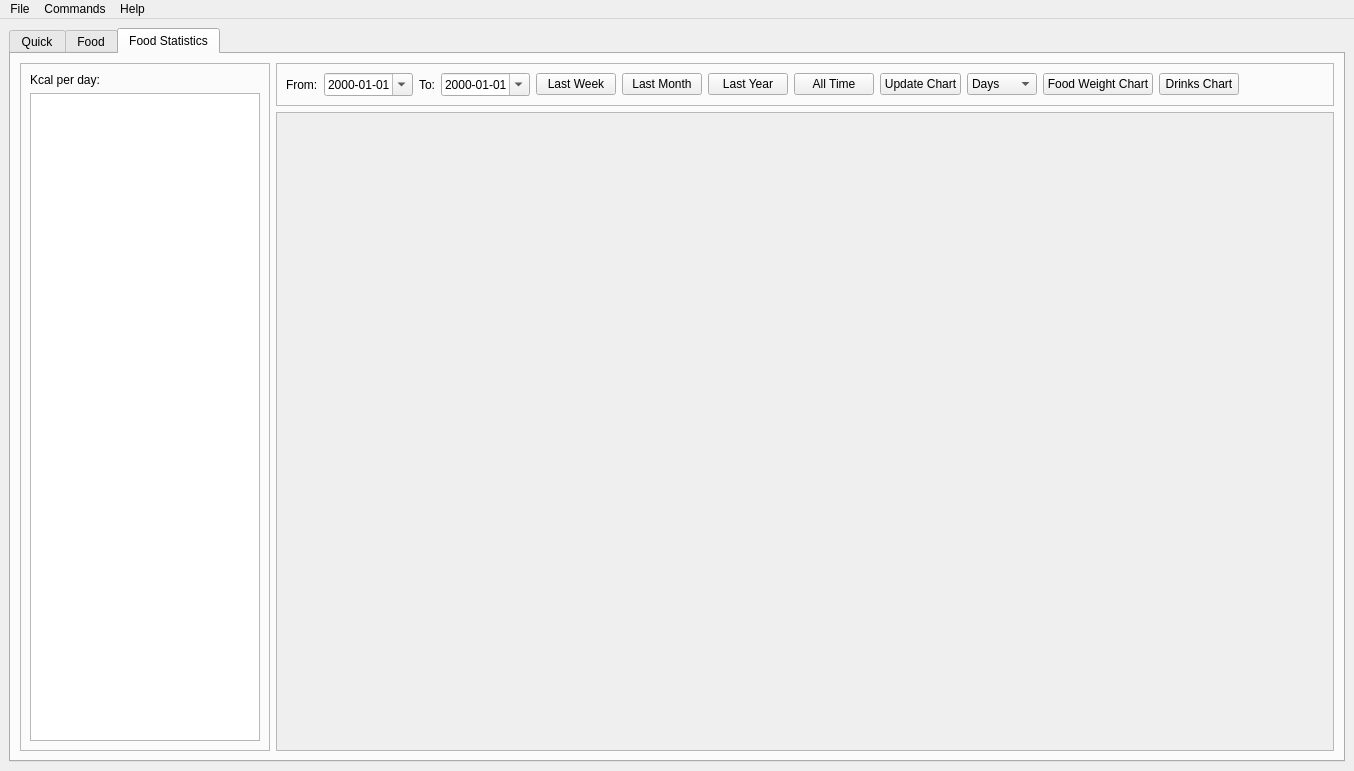
First picture: the form in src/harrix_swiss_knife/apps/food/window.ui, repository Harrix/harrix-swiss-knife, before the edit.
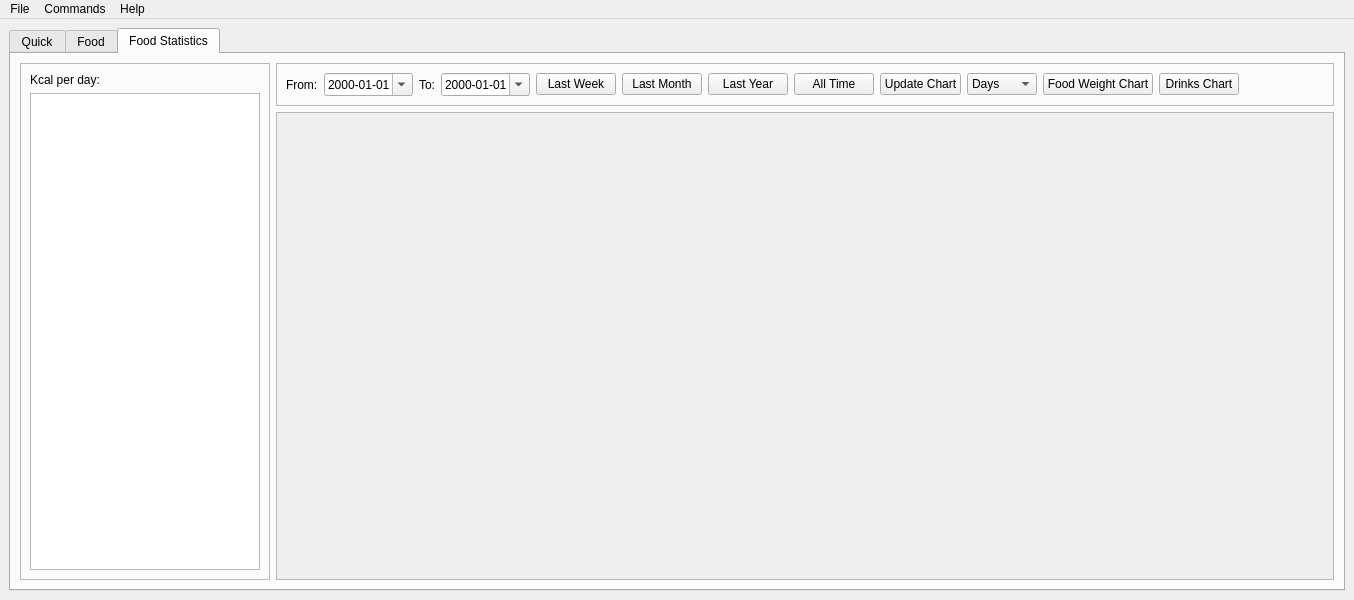
Second picture: the form after the edit. The open tabs and pages were chosen to show the change.

```diff
--- a/src/harrix_swiss_knife/apps/food/window.ui
+++ b/src/harrix_swiss_knife/apps/food/window.ui
@@ -7,7 +7,7 @@
     <x>0</x>
     <y>0</y>
     <width>1354</width>
-    <height>771</height>
+    <height>600</height>
    </rect>
   </property>
   <property name="windowTitle">
@@ -597,7 +597,7 @@
                <x>0</x>
                <y>0</y>
                <width>1050</width>
-               <height>612</height>
+               <height>441</height>
               </rect>
              </property>
              <layout class="QVBoxLayout" name="verticalLayout_food_stats_content"/>
```
